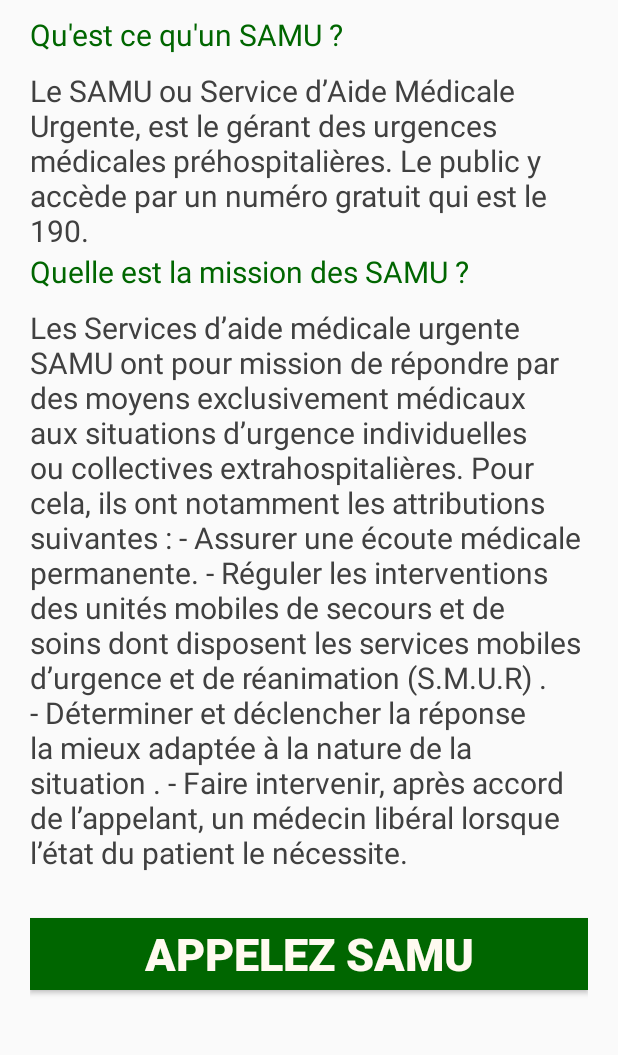
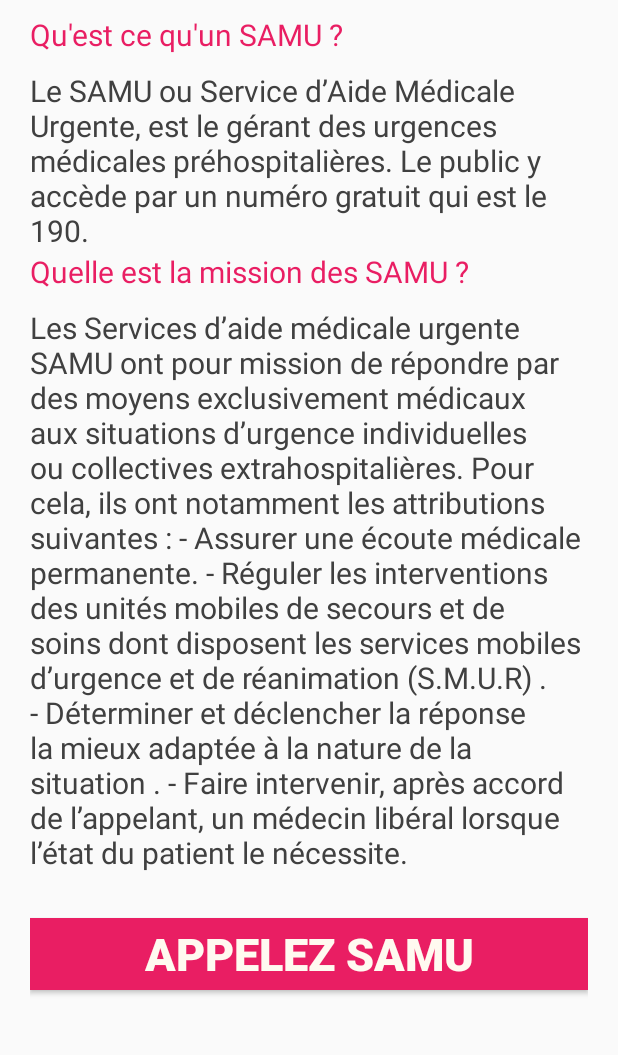
Before and after one commit to ab-mokhtar/project_covid19, an Android app: the Samu screen opened directly, with no data from a screen before it, on a phone screen of 412 x 824 dp, the part 84-1139 px from its top. Run offline under Robolectric (Android 15) with nearby library versions, the phone set to English and light mode, and no system bars; our stand-ins replace Firebase (no records; nobody signed in at launch, a user with empty details on screens opened directly).

Commit message:
Correction warnings

```diff
--- a/app/src/main/AndroidManifest.xml
+++ b/app/src/main/AndroidManifest.xml
@@ -10,7 +10,6 @@
         android:roundIcon="@mipmap/ic_launcher_round"
         android:supportsRtl="true"
         android:theme="@style/AppTheme">
-        <activity android:name=".Samu"></activity>
         <activity android:name=".SplashScreen">
             <intent-filter>
                 <action android:name="android.intent.action.MAIN" />
@@ -26,6 +25,7 @@
             </intent-filter>
         </activity>
         <activity android:name=".RegisterUsers"/>
+        <activity android:name=".Samu" />
     </application>
 
 </manifest>
--- a/app/src/main/res/layout/activity_samu.xml
+++ b/app/src/main/res/layout/activity_samu.xml
@@ -16,7 +16,7 @@
         tools:ignore="MissingConstraints">
     </androidx.appcompat.widget.Toolbar>
 
-    <ScrollView xmlns:android="http://schemas.android.com/apk/res/android"
+    <ScrollView
         android:layout_width="match_parent"
         android:layout_height="match_parent"
         android:fillViewport="true">
@@ -24,22 +24,22 @@
     <LinearLayout
         android:layout_width="match_parent"
         android:orientation="vertical"
-        android:layout_height="match_parent"
+        android:layout_height="wrap_content"
         android:layout_marginTop="65dp"
         android:layout_marginHorizontal="20dp">
 
         <TextView
             android:layout_width="match_parent"
             android:layout_height="wrap_content"
-            android:textSize="20dp"
+            android:textSize="20sp"
             android:text="@string/header"
-            android:textColor="#006600">
+            android:textColor="@color/redT">
         </TextView>
 
         <TextView
             android:layout_width="match_parent"
             android:layout_height="wrap_content"
-            android:textSize="20dp"
+            android:textSize="20sp"
             android:text="@string/content"
             android:layout_marginTop="10dp"
             android:textColor="#404040">
@@ -47,22 +47,22 @@
         <TextView
             android:layout_width="match_parent"
             android:layout_height="wrap_content"
-            android:textSize="20dp"
+            android:textSize="20sp"
             android:text="@string/mainheader"
-            android:textColor="#006600">
+            android:textColor="@color/redT">
         </TextView>
 
         <TextView
             android:layout_width="match_parent"
             android:layout_height="wrap_content"
-            android:textSize="20dp"
+            android:textSize="20sp"
             android:text="@string/maincontent"
             android:layout_marginTop="10dp"
             android:textColor="#404040">
         </TextView>
 
         <Button
-            android:background="#006600"
+            android:background="@color/redT"
             android:textColor="@color/white"
             android:id="@+id/call_SAMU"
             android:layout_marginTop="30dp"
@@ -70,7 +70,7 @@
             android:layout_height="wrap_content"
             android:textSize="30sp"
             android:textStyle="bold"
-            android:text="Appelez SAMU"
+            android:text="@string/appelez_samu"
             android:layout_marginBottom="50dp">
         </Button>
     </LinearLayout>
--- a/app/src/main/res/layout/ligne.xml
+++ b/app/src/main/res/layout/ligne.xml
@@ -4,8 +4,6 @@
     android:layout_width="match_parent"
     android:layout_height="wrap_content"
     android:orientation="horizontal">
-
-
     <LinearLayout
         android:layout_width="match_parent"
         android:layout_height="wrap_content"
```
Also changed, not shown: app/src/main/res/layout/home.xml (+14 -4 lines), app/src/main/res/values/strings.xml (+25 -0 lines).
